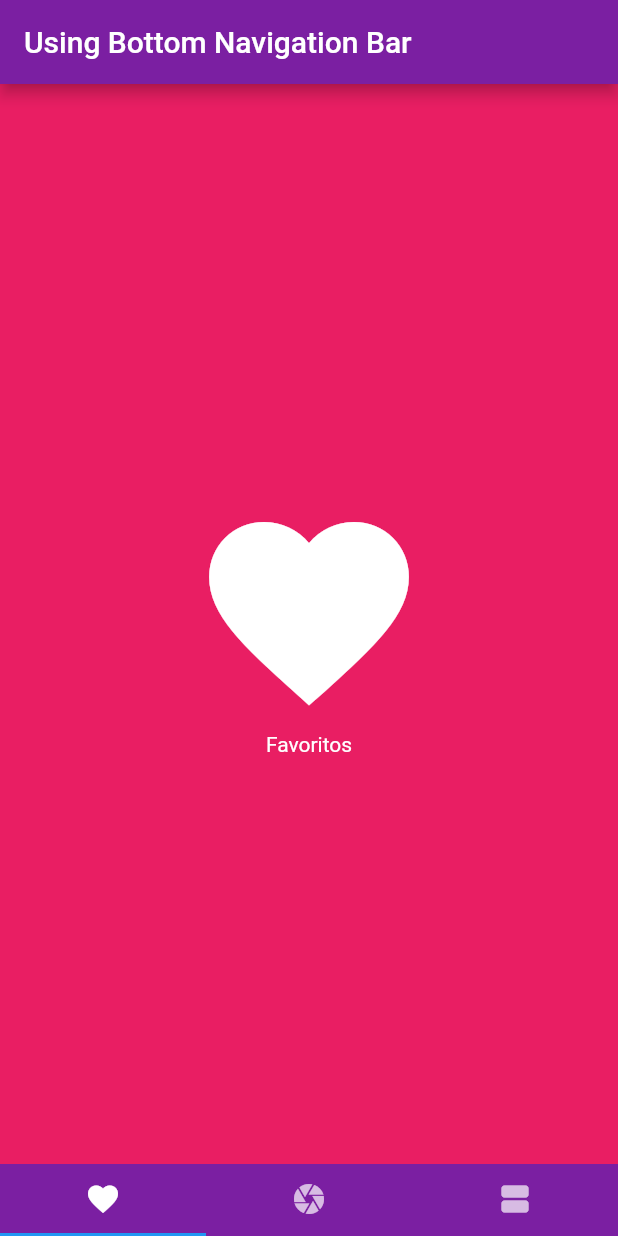
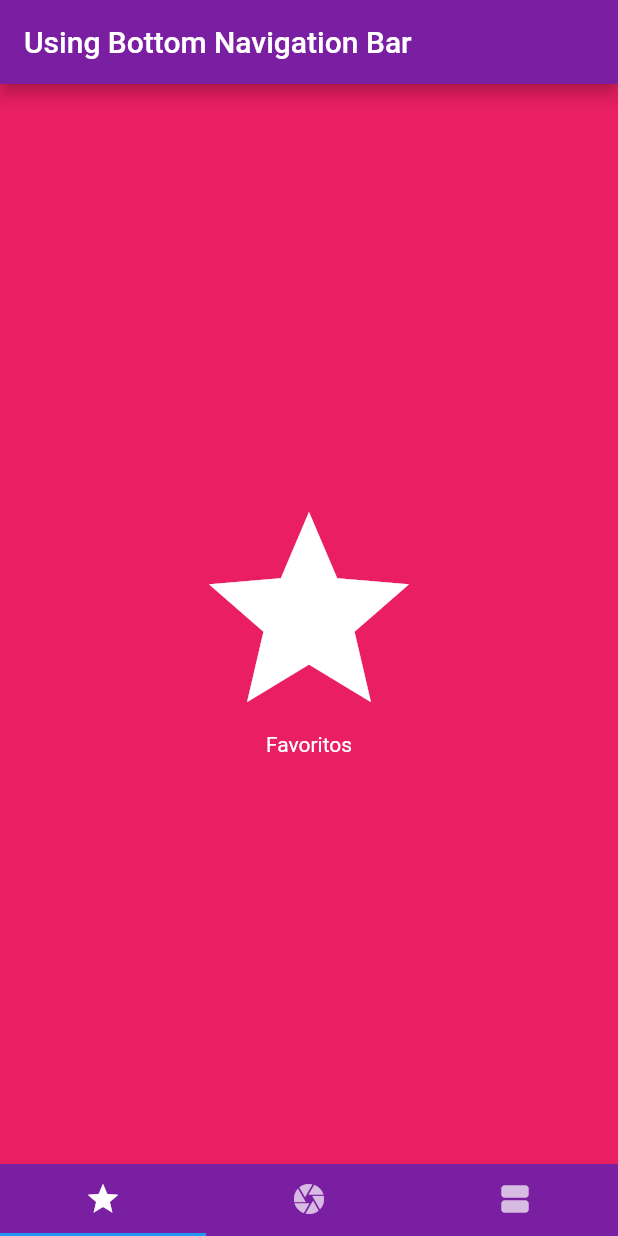
Before and after one commit to Alvarezrodri18/P5_Navigator_Android, a Flutter app: the screen it shows after launch, on a phone screen of 412 x 824 dp. Run offline on Flutter 3.47's test engine with Material 2 defaults, Android fonts, the phone set to English and light mode, and no system bars.

```diff
--- a/lib/main.dart
+++ b/lib/main.dart
@@ -62,7 +62,7 @@ class MiCasaState extends State<MiCasa> with SingleTickerProviderStateMixin {
           tabs: <Tab>[
             Tab(
               // set icon to the tab
-              icon: Icon(Icons.favorite),
+              icon: Icon(Icons.star),
             ),
             Tab(
               icon: Icon(Icons.camera),
--- a/lib/paginas_tabs/paginatb1.dart
+++ b/lib/paginas_tabs/paginatb1.dart
@@ -12,7 +12,7 @@ class FirstTab extends StatelessWidget {
             mainAxisAlignment: MainAxisAlignment.center,
             children: <Widget>[
               Icon(
-                Icons.favorite,
+                Icons.star,
                 size: 160.0,
                 color: Colors.white,
               ),
```
Also changed, not shown: 1 other file.
